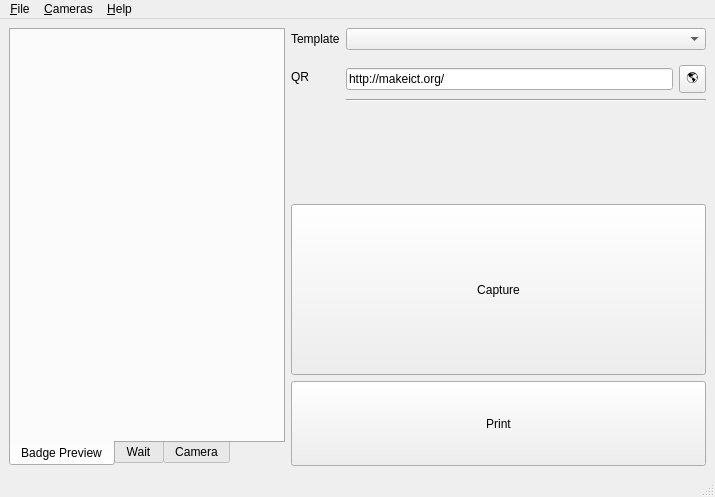
Old version of the form badge-printer/MainWindow.ui in the repository MakeICT/badge-printer.
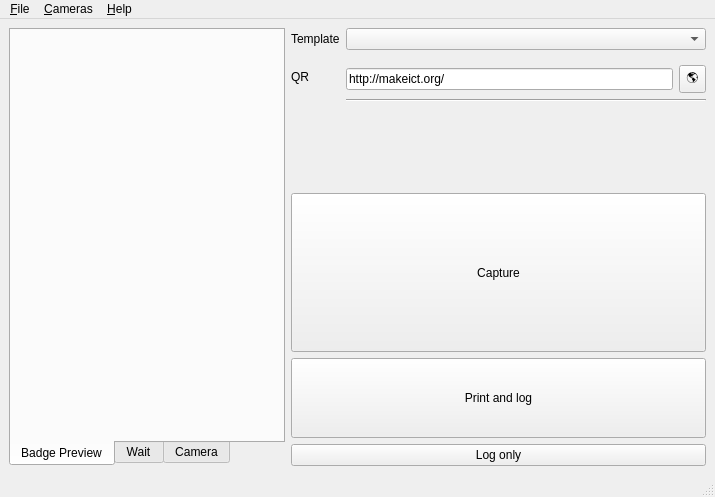
New version of the form. Icons and pictures are not drawn. Custom widgets are drawn as their Qt base class.

The edit to the form file:
```diff
--- a/badge-printer/MainWindow.ui
+++ b/badge-printer/MainWindow.ui
@@ -110,7 +110,7 @@
      </widget>
     </item>
     <item>
-     <layout class="QVBoxLayout" name="verticalLayout" stretch="2,2,1">
+     <layout class="QVBoxLayout" name="controlsLayout" stretch="2,2,1,0">
       <item>
        <layout class="QFormLayout" name="formLayout">
         <property name="fieldGrowthPolicy">
@@ -204,7 +204,14 @@
          </sizepolicy>
         </property>
         <property name="text">
-         <string>Print</string>
+         <string>Print and log</string>
+        </property>
+       </widget>
+      </item>
+      <item>
+       <widget class="QPushButton" name="logButton">
+        <property name="text">
+         <string>Log only</string>
         </property>
        </widget>
       </item>
```
Left out of the diff: 24 changed lines with no effect on the pictures.
